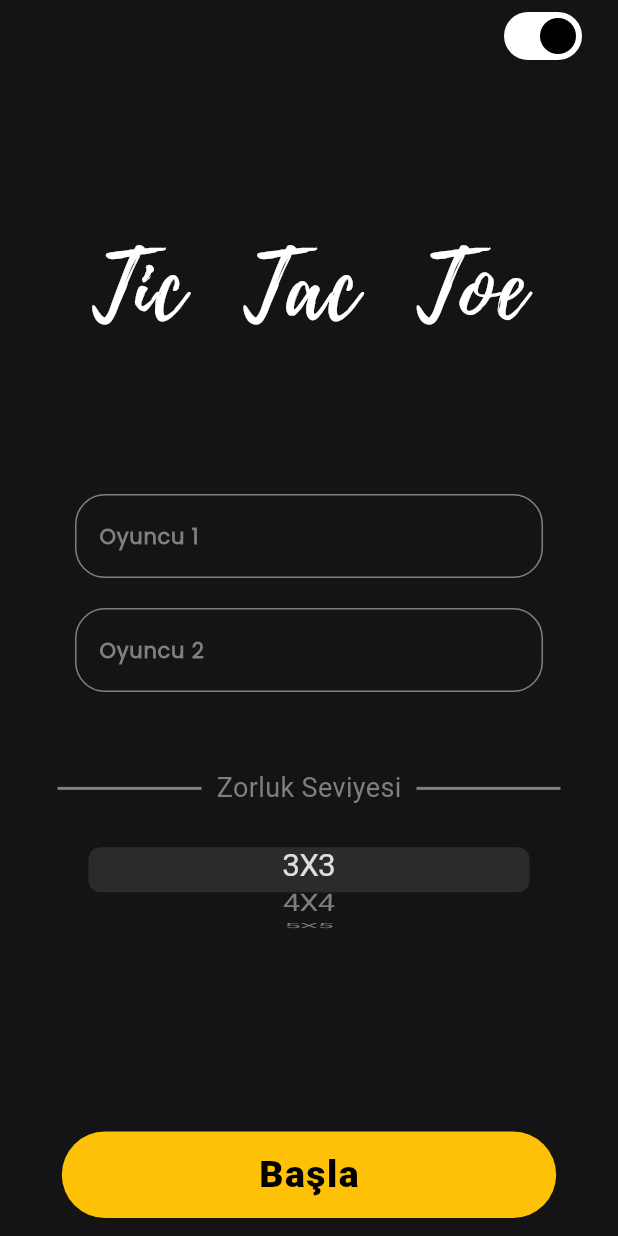
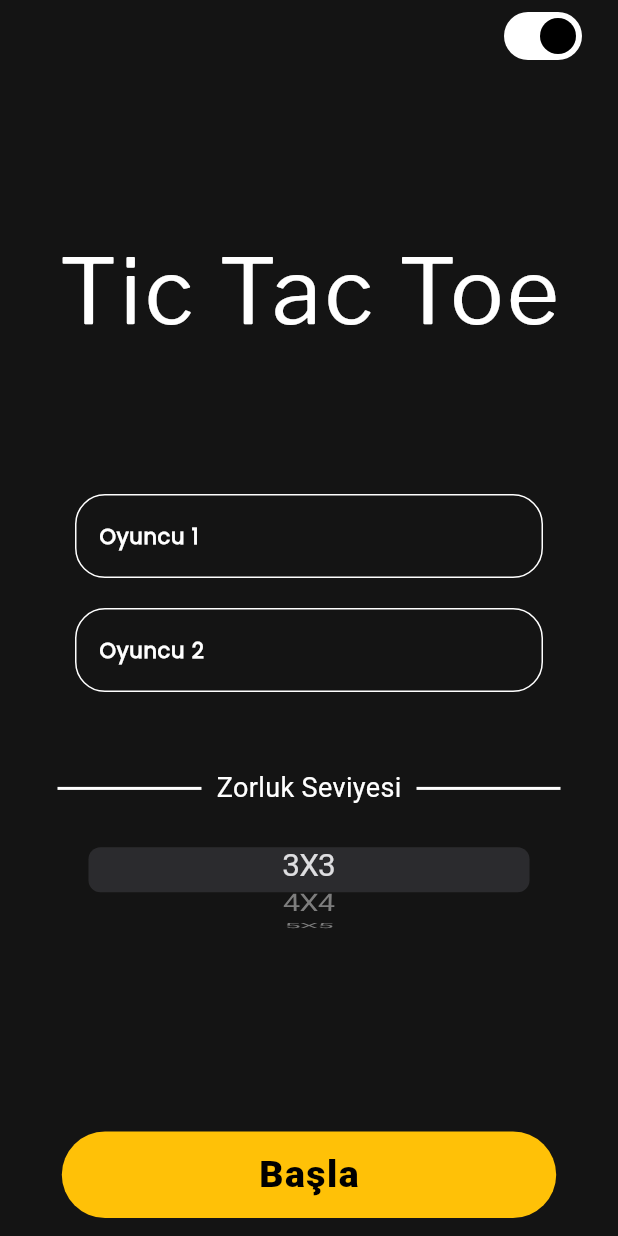
Before and after one commit to esatozkan/Tic-Tac-Toe, a Flutter app: the screen it shows after launch, on a phone screen of 412 x 824 dp. Run offline on Flutter 3.47's test engine with Material 3 defaults, Android fonts, the phone set to English and light mode, and no system bars; our stand-ins replace cloud_firestore, firebase_core, flutter_slidable, hive_flutter; missing offline and left inert: flutterflow_paginate_firestore; accounts and stored records are empty; Roboto replaces fonts that are missing (carterOne); statements that could not run were skipped.

Commit message:
tasarım düzenlemeleri yapıldı

```diff
--- a/lib/data/constants/constants.dart
+++ b/lib/data/constants/constants.dart
@@ -3,10 +3,10 @@ import 'package:flutter/material.dart';
 ThemeData lightMode = ThemeData(
   brightness: Brightness.light,
   colorScheme: ColorScheme.light(
-    surface: Colors.grey.shade400,
-    primary: Colors.grey.shade300,
-    secondary: Colors.grey.shade200,
-    tertiary: Colors.amber,
+    surface: Colors.grey.shade200,
+    primary: Colors.black,
+    secondary: Colors.grey.shade400,
+    tertiary: const Color(0xff141414),
   ),
 );
 
@@ -22,4 +22,4 @@ ThemeData darkMode = ThemeData(
 
 Color wrongColor = Colors.red;
 
-String gameId="";
+String gameId = "";
--- a/lib/ui/views/screens/game_screen.dart
+++ b/lib/ui/views/screens/game_screen.dart
@@ -3,6 +3,8 @@ import 'package:flutter/material.dart';
 import 'package:hive_flutter/hive_flutter.dart';
 import 'package:provider/provider.dart';
 import 'package:tic_tac_toe/ui/providers/game_provider.dart';
+
+import 'sign_in_screen.dart';
 
 class GameScreen extends StatefulWidget {
   final String player1;
@@ -39,7 +41,12 @@ class _GameScreenState extends State<GameScreen> {
             Box playerBox = Hive.box("players");
             playerBox.put("player1", "");
             playerBox.put("player2", "");
-            Navigator.of(context).pop();
+            Navigator.pushReplacement(
+              context,
+              MaterialPageRoute(
+                builder: (context) => const SignInScreen(),
+              ),
+            );
           },
           child: Icon(
             Icons.arrow_back,
@@ -72,7 +79,7 @@ class _GameScreenState extends State<GameScreen> {
                 decoration: BoxDecoration(
                   color: Theme.of(context).colorScheme.secondary,
                   borderRadius: BorderRadius.circular(8),
-                  border: Border.all(color: Colors.black),
+                  border: Border.all(color: Theme.of(context).colorScheme.primary),
                 ),
                 child: Center(
                   child: Consumer<GameProvider>(
--- a/lib/ui/views/screens/sign_in_screen.dart
+++ b/lib/ui/views/screens/sign_in_screen.dart
@@ -87,11 +87,12 @@ class _SignInScreenState extends State<SignInScreen> {
                   ),
                 ),
                 SizedBox(height: height / 8),
-                const Text(
-                  "Tic  Tac  Toe",
+                Text(
+                  "Tic Tac Toe",
                   style: TextStyle(
+                      color: Theme.of(context).colorScheme.primary,
                       fontSize: 60,
-                      fontFamily: "playlistScript",
+                      fontFamily: "libreFranklin",
                       letterSpacing: 2),
                 ),
                 SizedBox(height: height / 10),
@@ -110,7 +111,7 @@ class _SignInScreenState extends State<SignInScreen> {
                   mainAxisAlignment: MainAxisAlignment.center,
                   children: [
                     Container(
-                      color: Theme.of(context).colorScheme.secondary,
+                      color: Theme.of(context).colorScheme.primary,
                       height: 2,
                       width: (MediaQuery.of(context).size.width / 2) - 110,
                     ),
@@ -120,11 +121,11 @@ class _SignInScreenState extends State<SignInScreen> {
                         "Zorluk Seviyesi",
                         style: TextStyle(
                             fontSize: 18,
-                            color: Theme.of(context).colorScheme.secondary),
+                            color: Theme.of(context).colorScheme.primary),
                       ),
                     ),
                     Container(
-                      color: Theme.of(context).colorScheme.secondary,
+                      color: Theme.of(context).colorScheme.primary,
                       height: 2,
                       width: (MediaQuery.of(context).size.width / 2) - 110,
                     ),
@@ -147,10 +148,25 @@ class _SignInScreenState extends State<SignInScreen> {
                         difficultyLevel = 5;
                       }
                     },
-                    children: const [
-                      Text("3X3"),
-                      Text("4X4"),
-                      Text("5X5"),
+                    children: [
+                      Text(
+                        "3X3",
+                        style: TextStyle(
+                          color: Theme.of(context).colorScheme.primary,
+                        ),
+                      ),
+                      Text(
+                        "4X4",
+                        style: TextStyle(
+                          color: Theme.of(context).colorScheme.primary,
+                        ),
+                      ),
+                      Text(
+                        "5X5",
+                        style: TextStyle(
+                          color: Theme.of(context).colorScheme.primary,
+                        ),
+                      ),
                     ],
                   ),
                 ),
--- a/lib/ui/views/widgets/game_history_widgets/game_history_icon_widget.dart
+++ b/lib/ui/views/widgets/game_history_widgets/game_history_icon_widget.dart
@@ -82,7 +82,7 @@ class GameHistoryIconWidget extends StatelessWidget {
         margin: const EdgeInsets.symmetric(horizontal: 10, vertical: 5),
         decoration: BoxDecoration(
           border: Border.all(
-              color: Theme.of(context).colorScheme.secondary, width: 2),
+              color: Theme.of(context).colorScheme.primary, width: 2),
           borderRadius: BorderRadius.circular(15),
         ),
         padding: const EdgeInsets.symmetric(horizontal: 10, vertical: 10),
@@ -145,7 +145,7 @@ class GameHistoryIconWidget extends StatelessWidget {
                 Text(
                   "Kazanan: ",
                   style: TextStyle(
-                      color: Theme.of(context).colorScheme.secondary,
+                      color: Theme.of(context).colorScheme.primary,
                       fontSize: 18),
                 ),
                 Text(
--- a/lib/ui/views/widgets/sign_in_screen_widgets/custom_text_field_widget.dart
+++ b/lib/ui/views/widgets/sign_in_screen_widgets/custom_text_field_widget.dart
@@ -28,13 +28,13 @@ class _CustomTextFieldWidgetState extends State<CustomTextFieldWidget> {
         decoration: InputDecoration(
           enabledBorder: OutlineInputBorder(
             borderSide: BorderSide(
-              color: Theme.of(context).colorScheme.secondary,
+              color: Theme.of(context).colorScheme.primary,
             ),
             borderRadius: BorderRadius.circular(20),
           ),
           focusedBorder: OutlineInputBorder(
             borderSide: BorderSide(
-              color: Theme.of(context).colorScheme.secondary,
+              color: Theme.of(context).colorScheme.primary,
             ),
             borderRadius: BorderRadius.circular(20),
           ),
@@ -42,12 +42,12 @@ class _CustomTextFieldWidgetState extends State<CustomTextFieldWidget> {
           hintStyle: TextStyle(
             fontFamily: "poppins",
             fontSize: 14,
-            color: Theme.of(context).colorScheme.secondary,
+            color: Theme.of(context).colorScheme.primary,
             fontWeight: FontWeight.w700,
           ),
         ),
-        cursorColor: Theme.of(context).colorScheme.secondary,
-        style: TextStyle(color: Theme.of(context).colorScheme.secondary),
+        cursorColor: Theme.of(context).colorScheme.primary,
+        style: TextStyle(color: Theme.of(context).colorScheme.primary),
       ),
     );
   }
--- a/pubspec.yaml
+++ b/pubspec.yaml
@@ -79,9 +79,9 @@ flutter:
   # list giving the asset and other descriptors for the font. For
   # example:
   fonts:
-    - family: playlistScript
+    - family: libreFranklin
       fonts:
-        - asset: assets/fonts/playlist_script.ttf
+        - asset: assets/fonts/libre-franklin.ttf
     - family: poppins
       fonts:
         - asset: assets/fonts/poppins.ttf
```
Also changed, not shown: assets/fonts/libre-franklin.ttf (added), assets/fonts/playlist_script.ttf (deleted).
